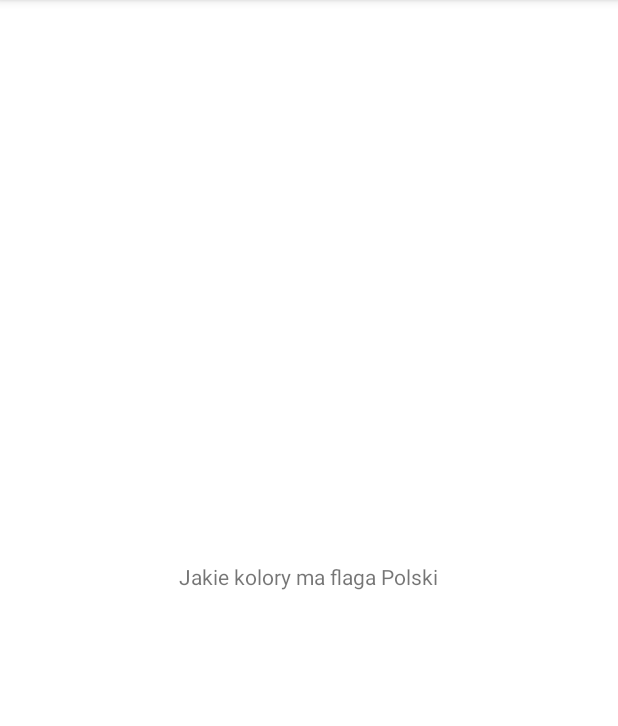
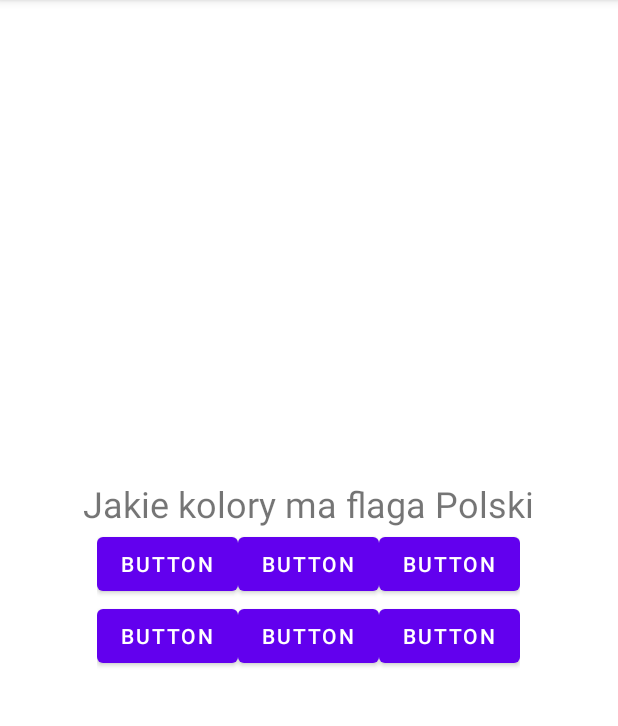
Before and after one commit to Milosz463/FlagiAndroid, an Android app: the screen it shows after launch (MainActivity), on a phone screen of 412 x 824 dp, the part 84-810 px from its top. Run offline under Robolectric (Android 15) with nearby library versions, the phone set to English and light mode, and no system bars.

Commit message:
srodkowanie przyciskow

```diff
--- a/app/src/main/res/layout/activity_main.xml
+++ b/app/src/main/res/layout/activity_main.xml
@@ -1,18 +1,69 @@
 <?xml version="1.0" encoding="utf-8"?>
-<androidx.constraintlayout.widget.ConstraintLayout xmlns:android="http://schemas.android.com/apk/res/android"
+<LinearLayout xmlns:android="http://schemas.android.com/apk/res/android"
     xmlns:app="http://schemas.android.com/apk/res-auto"
     xmlns:tools="http://schemas.android.com/tools"
     android:layout_width="match_parent"
     android:layout_height="match_parent"
+    android:orientation="vertical"
+    android:gravity="center"
     tools:context=".MainActivity">
 
     <TextView
         android:layout_width="wrap_content"
         android:layout_height="wrap_content"
-        android:text="Jakie kolory ma flaga Polski"
-        app:layout_constraintBottom_toBottomOf="parent"
-        app:layout_constraintEnd_toEndOf="parent"
-        app:layout_constraintStart_toStartOf="parent"
-        app:layout_constraintTop_toTopOf="parent" />
+        android:textSize="24sp"
+        android:text="Jakie kolory ma flaga Polski" />
 
-</androidx.constraintlayout.widget.ConstraintLayout>
+    <LinearLayout
+        android:layout_width="wrap_content"
+        android:layout_height="wrap_content"
+        android:orientation="horizontal">
+
+        <Button
+            android:id="@+id/button"
+            android:layout_width="wrap_content"
+            android:layout_height="wrap_content"
+            android:text="Button" />
+
+        <Button
+            android:id="@+id/button2"
+            android:layout_width="wrap_content"
+            android:layout_height="wrap_content"
+            android:text="Button" />
+
+        <Button
+            android:id="@+id/button3"
+            android:layout_width="wrap_content"
+            android:layout_height="wrap_content"
+            android:text="Button" />
+
+    </LinearLayout>
+
+    <LinearLayout
+        android:layout_width="wrap_content"
+        android:layout_height="wrap_content"
+        android:orientation="horizontal">
+
+        <Button
+            android:id="@+id/button7"
+            android:layout_width="wrap_content"
+            android:layout_height="wrap_content"
+            android:layout_weight="1"
+            android:text="Button" />
+
+        <Button
+            android:id="@+id/button8"
+            android:layout_width="wrap_content"
+            android:layout_height="wrap_content"
+            android:layout_weight="1"
+            android:text="Button" />
+
+        <Button
+            android:id="@+id/button9"
+            android:layout_width="wrap_content"
+            android:layout_height="wrap_content"
+            android:layout_weight="1"
+            android:text="Button" />
+    </LinearLayout>
+
+</LinearLayout>
```
